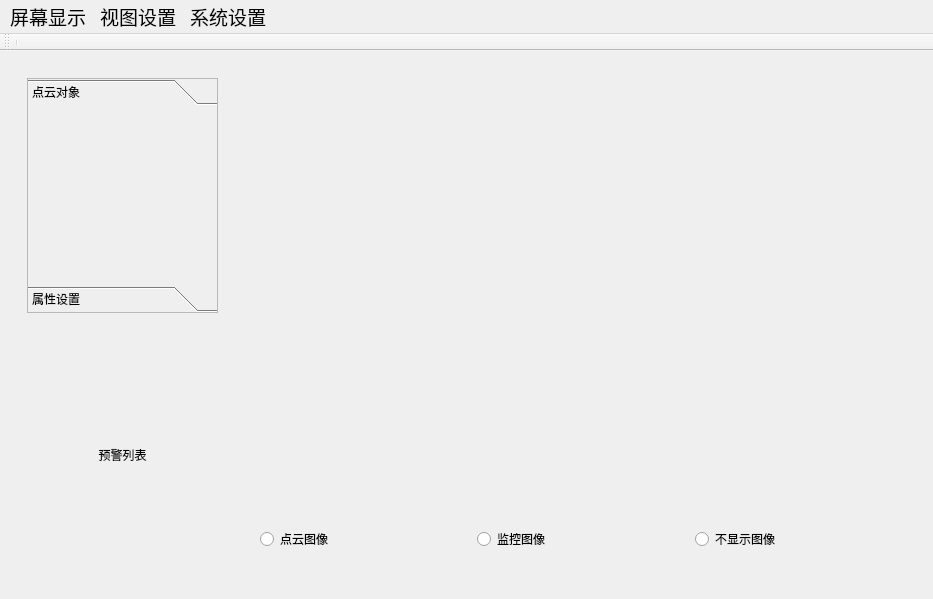
First picture: the form in ui/ui_initial_window_new3.ui, repository ez4jc/working_face_master, before the edit.
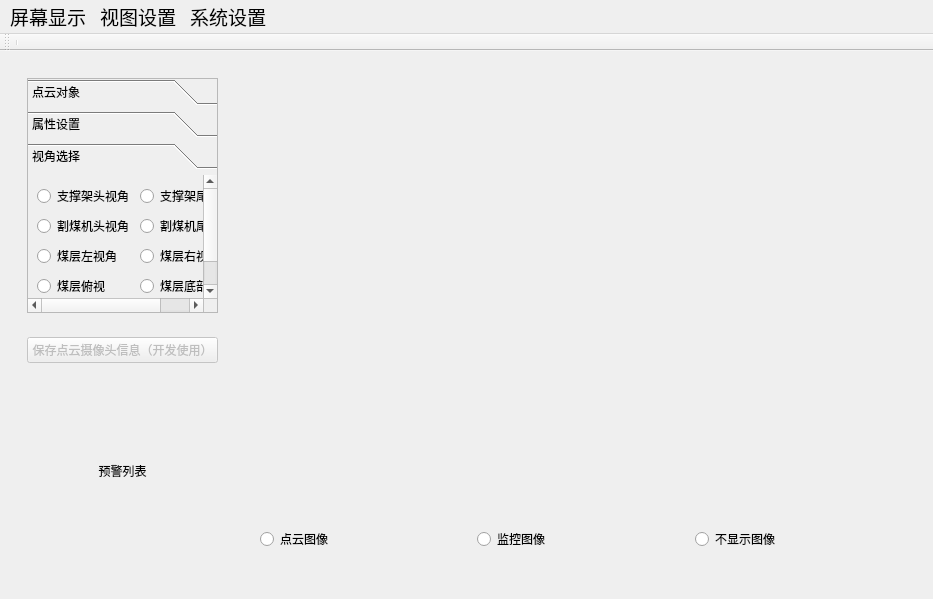
Second picture: the form after the edit. Icons and pictures are not drawn.

Commit message: 煤层分为三层完成；快速定位视角模块完成；控制模块优化了上下键

```diff
--- a/ui/ui_initial_window_new3.ui
+++ b/ui/ui_initial_window_new3.ui
@@ -49,7 +49,7 @@
                  <enum>QFrame::StyledPanel</enum>
                 </property>
                 <property name="currentIndex">
-                 <number>0</number>
+                 <number>2</number>
                 </property>
                 <property name="tabSpacing">
                  <number>6</number>
@@ -59,8 +59,8 @@
                   <rect>
                    <x>0</x>
                    <y>0</y>
-                   <width>187</width>
-                   <height>175</height>
+                   <width>188</width>
+                   <height>145</height>
                   </rect>
                  </property>
                  <attribute name="icon">
@@ -296,6 +296,95 @@
                   </item>
                  </layout>
                 </widget>
+                <widget class="QWidget" name="page">
+                 <property name="geometry">
+                  <rect>
+                   <x>0</x>
+                   <y>0</y>
+                   <width>216</width>
+                   <height>144</height>
+                  </rect>
+                 </property>
+                 <attribute name="label">
+                  <string>视角选择</string>
+                 </attribute>
+                 <layout class="QVBoxLayout" name="verticalLayout_15">
+                  <item>
+                   <layout class="QGridLayout" name="gridLayout">
+                    <item row="2" column="1">
+                     <widget class="QRadioButton" name="radioButton_6">
+                      <property name="text">
+                       <string>煤层右视角</string>
+                      </property>
+                     </widget>
+                    </item>
+                    <item row="0" column="0">
+                     <widget class="QRadioButton" name="radioButton_supporterHead">
+                      <property name="text">
+                       <string>支撑架头视角</string>
+                      </property>
+                     </widget>
+                    </item>
+                    <item row="4" column="0">
+                     <widget class="QRadioButton" name="radioButton_7">
+                      <property name="text">
+                       <string>煤层俯视</string>
+                      </property>
+                     </widget>
+                    </item>
+                    <item row="0" column="1">
+                     <widget class="QRadioButton" name="radioButton_supportertail">
+                      <property name="text">
+                       <string>支撑架尾视角</string>
+                      </property>
+                     </widget>
+                    </item>
+                    <item row="1" column="1">
+                     <widget class="QRadioButton" name="radioButton_4">
+                      <property name="text">
+                       <string>割煤机尾视角</string>
+                      </property>
+                     </widget>
+                    </item>
+                    <item row="1" column="0">
+                     <widget class="QRadioButton" name="radioButton_3">
+                      <property name="text">
+                       <string>割煤机头视角</string>
+                      </property>
+                     </widget>
+                    </item>
+                    <item row="2" column="0">
+                     <widget class="QRadioButton" name="radioButton_5">
+                      <property name="text">
+                       <string>煤层左视角</string>
+                      </property>
+                     </widget>
+                    </item>
+                    <item row="4" column="1">
+                     <widget class="QRadioButton" name="radioButton_8">
+                      <property name="text">
+                       <string>煤层底部</string>
+                      </property>
+                     </widget>
+                    </item>
+                    <item row="5" column="0">
+                     <widget class="QRadioButton" name="radioButton_9">
+                      <property name="text">
+                       <string>通风巷视角</string>
+                      </property>
+                     </widget>
+                    </item>
+                    <item row="5" column="1">
+                     <widget class="QRadioButton" name="radioButton_10">
+                      <property name="text">
+                       <string>运输巷视角</string>
+                      </property>
+                     </widget>
+                    </item>
+                   </layout>
+                  </item>
+                 </layout>
+                </widget>
                </widget>
               </item>
              </layout>
@@ -312,6 +401,16 @@
              <layout class="QVBoxLayout" name="verticalLayout_8">
               <item>
                <layout class="QVBoxLayout" name="verticalLayout_7">
+                <item>
+                 <widget class="QPushButton" name="pushButton_getCameraPosition">
+                  <property name="enabled">
+                   <bool>false</bool>
+                  </property>
+                  <property name="text">
+                   <string>保存点云摄像头信息（开发使用）</string>
+                  </property>
+                 </widget>
+                </item>
                 <item>
                  <widget class="QLabel" name="label">
                   <property name="text">
```
Left out of the diff: 5 changed lines with no effect on the pictures. The commit also changes 21 other files.
